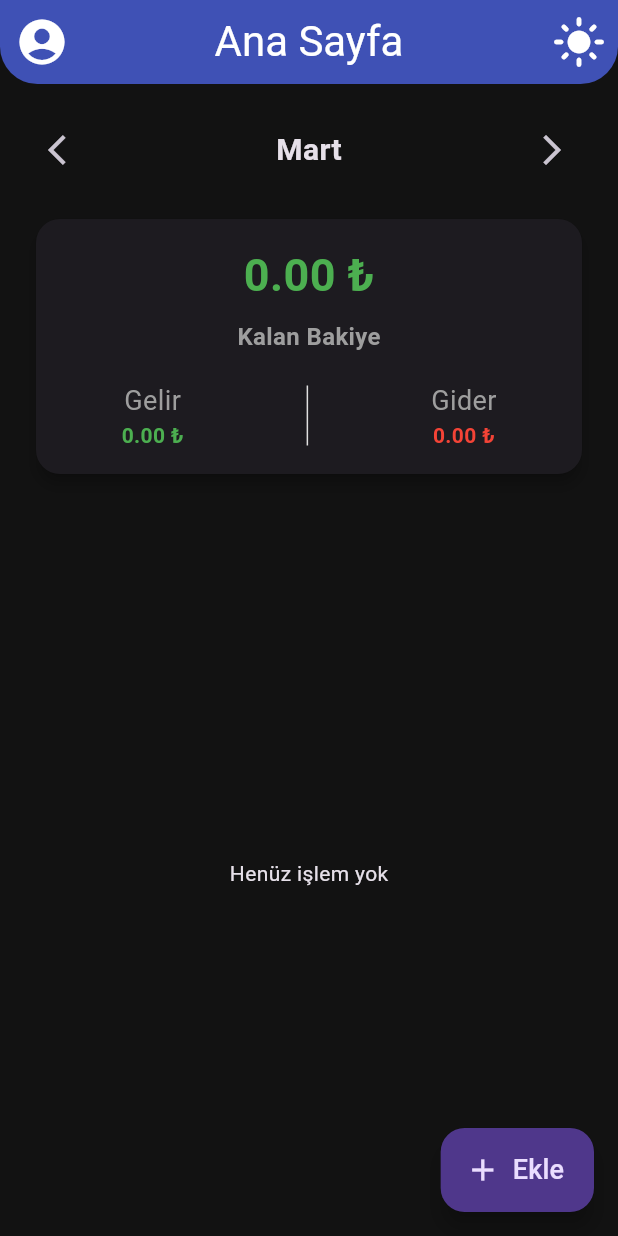
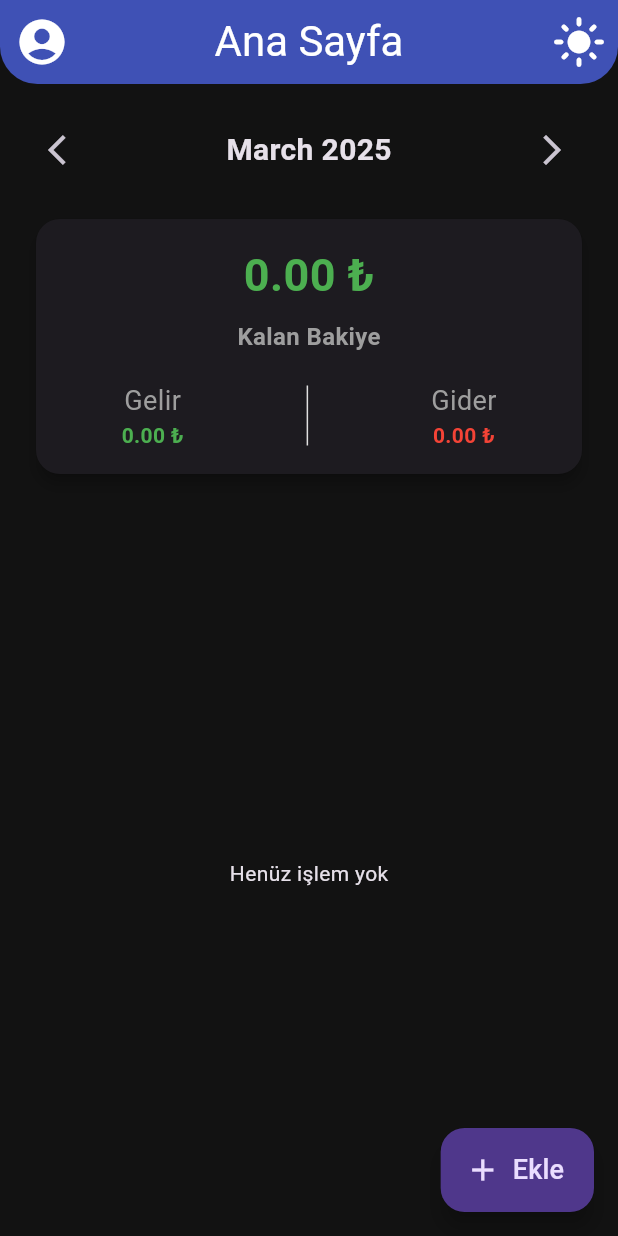
Before and after one commit to Federkleid/Donem-Projesi-Ahmet-Yuksek, a Flutter app: the screen it shows after launch, after a tap on the "arrow back ios" icon, on a phone screen of 412 x 824 dp. Run offline on Flutter 3.47's test engine with Material 3 defaults, Android fonts, the phone set to English and light mode, and no system bars; our stand-ins replace shared_preferences.

Commit message:
Aylara Göre Gelir/Gider Listelenmesi
"intl" Paketi ile seçilen tarihe göre eklenen gelir ve giderleri Map yapısı ile listelettirdim

```diff
--- a/gelir_gider_app/lib/screens/home_page.dart
+++ b/gelir_gider_app/lib/screens/home_page.dart
@@ -1,5 +1,6 @@
 import 'package:flutter/material.dart';
 import 'package:gelir_gider_app/widgets/transaction_drag_sheet.dart';
+import 'package:intl/intl.dart';
 import 'package:shared_preferences/shared_preferences.dart';
 import 'dart:convert';
 
@@ -12,8 +13,9 @@ class HomeScreen extends StatefulWidget {
 }
 
 class _HomeScreenState extends State<HomeScreen> {
-  bool _isDarkMode = true;
+  bool isDarkMode = true;
   List<Map<String, dynamic>> transactions = [];
+  DateTime _selectedMonth = DateTime.now();
 
   @override
   void initState() {
@@ -32,6 +34,16 @@ class _HomeScreenState extends State<HomeScreen> {
     });
   }
 
+  List<Map<String, dynamic>> _getTransactionsForSelectedMonth() {
+    return transactions.where((transaction) {
+      final transactionDate = DateFormat(
+        'dd/MM/yyyy',
+      ).parse(transaction['date']);
+      return transactionDate.month == _selectedMonth.month &&
+          transactionDate.year == _selectedMonth.year;
+    }).toList();
+  }
+
   Future<void> _deleteTransaction(int index) async {
     final SharedPreferences prefs = await SharedPreferences.getInstance();
     List<String> transactionStrings = prefs.getStringList('transactions') ?? [];
@@ -46,7 +58,7 @@ class _HomeScreenState extends State<HomeScreen> {
   }
 
   double _calculateTotalIncome() {
-    return transactions
+    return _getTransactionsForSelectedMonth()
         .where((transaction) => !transaction['isExpense'])
         .fold(
           0.0,
@@ -55,7 +67,7 @@ class _HomeScreenState extends State<HomeScreen> {
   }
 
   double _calculateTotalExpense() {
-    return transactions
+    return _getTransactionsForSelectedMonth()
         .where((transaction) => transaction['isExpense'])
         .fold(
           0.0,
@@ -73,6 +85,7 @@ class _HomeScreenState extends State<HomeScreen> {
 
   @override
   Widget build(BuildContext context) {
+    final monthlyTransactions = _getTransactionsForSelectedMonth();
     return MaterialApp(
       debugShowCheckedModeBanner: false,
       theme: ThemeData(
@@ -87,26 +100,26 @@ class _HomeScreenState extends State<HomeScreen> {
         cardColor: const Color(0xFF1E1E1E),
         dividerColor: Colors.white10,
       ),
-      themeMode: _isDarkMode ? ThemeMode.dark : ThemeMode.light,
+      themeMode: isDarkMode ? ThemeMode.dark : ThemeMode.light,
       home: Scaffold(
         appBar: AppBar(
           leading: IconButton(
             onPressed: () {},
             icon: Icon(Icons.account_circle_rounded, size: 36),
-            color: _isDarkMode ? Colors.white : Colors.black,
+            color: isDarkMode ? Colors.white : Colors.black,
           ),
           title: const Text("Ana Sayfa"),
           centerTitle: true,
           actions: [
             IconButton(
               icon: Icon(
-                _isDarkMode ? Icons.light_mode : Icons.dark_mode,
+                isDarkMode ? Icons.light_mode : Icons.dark_mode,
                 size: 36,
-                color: _isDarkMode ? Colors.white : Colors.black,
+                color: isDarkMode ? Colors.white : Colors.black,
               ),
               onPressed: () {
                 setState(() {
-                  _isDarkMode = !_isDarkMode;
+                  isDarkMode = !isDarkMode;
                 });
               },
             ),
@@ -130,18 +143,32 @@ class _HomeScreenState extends State<HomeScreen> {
                     mainAxisAlignment: MainAxisAlignment.spaceBetween,
                     children: [
                       IconButton(
-                        onPressed: () => (),
+                        onPressed: () {
+                          setState(() {
+                            _selectedMonth = DateTime(
+                              _selectedMonth.year,
+                              _selectedMonth.month - 1,
+                            );
+                          });
+                        },
                         icon: Icon(Icons.arrow_back_ios),
                       ),
                       Text(
-                        'Mart',
+                        DateFormat('MMMM yyyy').format(_selectedMonth),
                         style: TextStyle(
                           fontSize: 20,
                           fontWeight: FontWeight.bold,
                         ),
                       ),
                       IconButton(
-                        onPressed: () {},
+                        onPressed: () {
+                          setState(() {
+                            _selectedMonth = DateTime(
+                              _selectedMonth.year,
+                              _selectedMonth.month + 1,
+                            );
+                          });
+                        },
                         icon: Icon(Icons.arrow_forward_ios),
                       ),
                     ],
@@ -173,7 +200,7 @@ class _HomeScreenState extends State<HomeScreen> {
                             style: TextStyle(
                               fontSize: 16,
                               fontWeight: FontWeight.bold,
-                              color: Colors.grey ,
+                              color: Colors.grey,
                             ),
                           ),
                           SizedBox(height: 18),
@@ -232,13 +259,13 @@ class _HomeScreenState extends State<HomeScreen> {
             ),
             Expanded(
               child:
-                  transactions.isEmpty
+                  monthlyTransactions.isEmpty
                       ? Center(child: Text('Henüz işlem yok'))
                       : ListView.builder(
                         padding: EdgeInsets.only(bottom: 70),
-                        itemCount: transactions.length,
+                        itemCount: monthlyTransactions.length,
                         itemBuilder: (ctx, index) {
-                          final transaction = transactions[index];
+                          final transaction = monthlyTransactions[index];
                           return Dismissible(
                             key: Key('${index}_${transaction['title']}'),
                             background: Container(
--- a/gelir_gider_app/lib/screens/splash_screen.dart
+++ b/gelir_gider_app/lib/screens/splash_screen.dart
@@ -14,7 +14,7 @@ class _SplashScreenState extends State<SplashScreen> {
   @override
   void initState() {
     super.initState();
-    Future.delayed(const Duration(seconds: 4), () {
+    Future.delayed(const Duration(seconds: 2), () {
       Navigator.pushNamed(context, widget.routesName);
     });
   }
```
